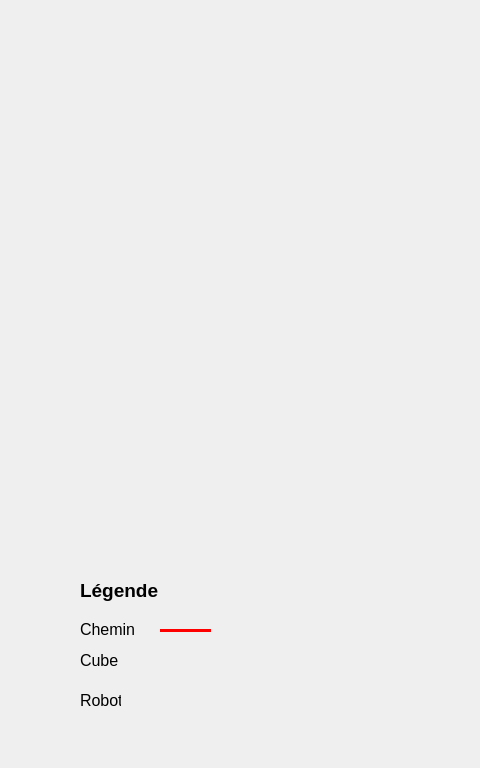
jsbed/Design-III-Robot, file BaseStation/ui/QtProject/mainwindow.ui: the form before one commit; both pictures show x 0 to 480 and y 0 to 768 of the 1366 by 768 pixel window.
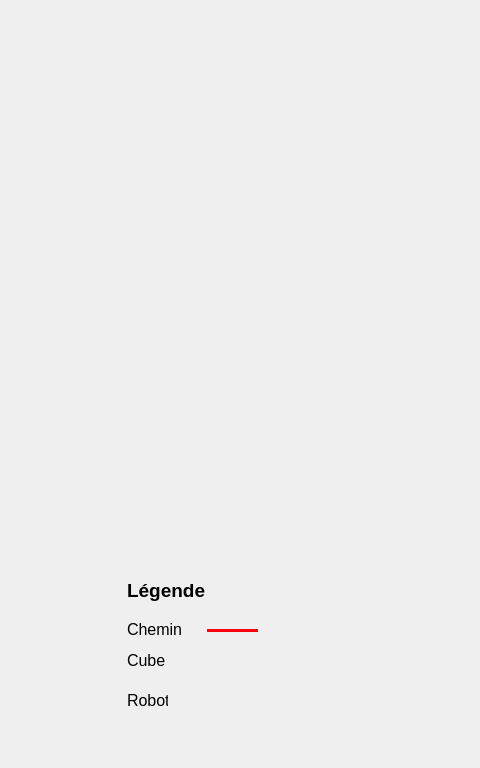
The form after the commit. Icons and pictures are not drawn.

Commit message: adjusted config values and Ui mesurements

The edit to the form file:
```diff
--- a/BaseStation/ui/QtProject/mainwindow.ui
+++ b/BaseStation/ui/QtProject/mainwindow.ui
@@ -516,7 +516,7 @@
    <widget class="QLabel" name="label_4">
     <property name="geometry">
      <rect>
-      <x>80</x>
+      <x>127</x>
       <y>620</y>
       <width>61</width>
       <height>19</height>
@@ -536,7 +536,7 @@
    <widget class="QLabel" name="label_5">
     <property name="geometry">
      <rect>
-      <x>80</x>
+      <x>127</x>
       <y>690</y>
       <width>41</width>
       <height>21</height>
@@ -556,7 +556,7 @@
    <widget class="QLabel" name="label_6">
     <property name="geometry">
      <rect>
-      <x>80</x>
+      <x>127</x>
       <y>650</y>
       <width>41</width>
       <height>20</height>
@@ -576,7 +576,7 @@
    <widget class="QLabel" name="label_7">
     <property name="geometry">
      <rect>
-      <x>80</x>
+      <x>127</x>
       <y>570</y>
       <width>81</width>
       <height>41</height>
@@ -596,7 +596,7 @@
    <widget class="Line" name="line">
     <property name="geometry">
      <rect>
-      <x>160</x>
+      <x>207</x>
       <y>620</y>
       <width>51</width>
       <height>20</height>
@@ -682,10 +682,10 @@
    <widget class="QLabel" name="label_8">
     <property name="geometry">
      <rect>
-      <x>160</x>
+      <x>196</x>
       <y>680</y>
-      <width>69</width>
-      <height>48</height>
+      <width>49</width>
+      <height>49</height>
      </rect>
     </property>
     <property name="text">
@@ -701,10 +701,10 @@
    <widget class="QLabel" name="table_label">
     <property name="geometry">
      <rect>
-      <x>80</x>
-      <y>10</y>
-      <width>350</width>
-      <height>550</height>
+      <x>120</x>
+      <y>20</y>
+      <width>260</width>
+      <height>540</height>
      </rect>
     </property>
     <property name="text">
@@ -720,10 +720,10 @@
    <widget class="QLabel" name="label_9">
     <property name="geometry">
      <rect>
-      <x>160</x>
+      <x>207</x>
       <y>650</y>
-      <width>25</width>
-      <height>18</height>
+      <width>19</width>
+      <height>19</height>
      </rect>
     </property>
     <property name="text">
```
The commit also changes 4 other files.
